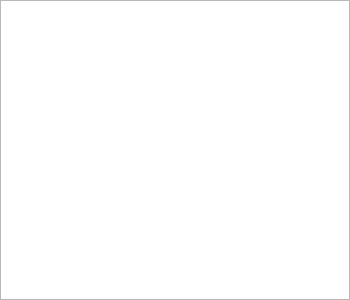
Before: the Qt Designer form Modules/SemanticRelationsUI/src/QmitkPatientTableInspector.ui in MITK/MITK, drawn with Qt 5.
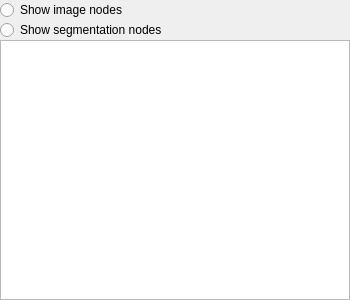
After: the same form once the commit is applied.

Commit message: Allow setting the node type to display in a patient table inspector

What changed in the file:
```diff
--- a/Modules/SemanticRelationsUI/src/QmitkPatientTableInspector.ui
+++ b/Modules/SemanticRelationsUI/src/QmitkPatientTableInspector.ui
@@ -26,6 +26,26 @@
    <property name="bottomMargin">
     <number>0</number>
    </property>
+   <item>
+    <widget class="QRadioButton" name="imageNodeButton">
+     <property name="text">
+      <string>Show image nodes</string>
+     </property>
+     <attribute name="buttonGroup">
+      <string notr="true">nodeButtonGroup</string>
+     </attribute>
+    </widget>
+   </item>
+   <item>
+    <widget class="QRadioButton" name="segmentationNodeButton">
+     <property name="text">
+      <string>Show segmentation nodes</string>
+     </property>
+     <attribute name="buttonGroup">
+      <string notr="true">nodeButtonGroup</string>
+     </attribute>
+    </widget>
+   </item>
    <item>
     <widget class="QTableView" name="tableView"/>
    </item>
```
Left out of the diff: 3 changed lines with no effect on the pictures. The commit also changes 4 other files.
